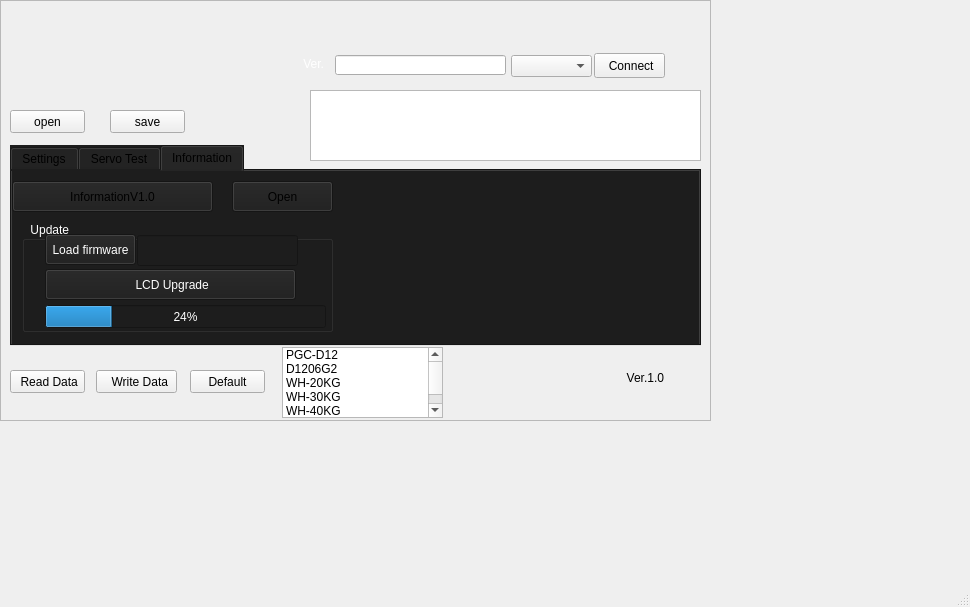
Qt form HDclientNew/mainwindow.ui (lisi099/ServoFixtureAll) before a commit.
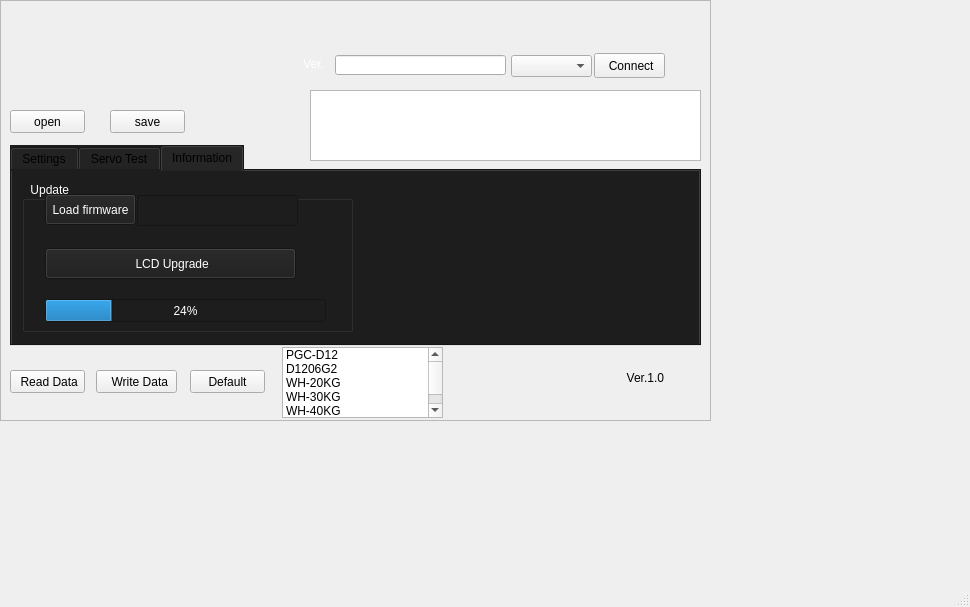
The same form after that commit. The open tabs and pages were chosen to show the change. Icons and pictures are not drawn. Custom widgets are drawn as their Qt base class.

The edit to the form file:
```diff
--- a/HDclientNew/mainwindow.ui
+++ b/HDclientNew/mainwindow.ui
@@ -1046,39 +1046,13 @@
      <attribute name="title">
       <string>Information</string>
      </attribute>
-     <widget class="QPushButton" name="pushButton_i1">
-      <property name="geometry">
-       <rect>
-        <x>0</x>
-        <y>10</y>
-        <width>201</width>
-        <height>31</height>
-       </rect>
-      </property>
-      <property name="text">
-       <string>InformationV1.0</string>
-      </property>
-     </widget>
-     <widget class="QPushButton" name="pushButton_i2">
-      <property name="geometry">
-       <rect>
-        <x>220</x>
-        <y>10</y>
-        <width>101</width>
-        <height>31</height>
-       </rect>
-      </property>
-      <property name="text">
-       <string>Open</string>
-      </property>
-     </widget>
      <widget class="QGroupBox" name="groupBox">
       <property name="geometry">
        <rect>
         <x>10</x>
-        <y>50</y>
-        <width>311</width>
-        <height>111</height>
+        <y>10</y>
+        <width>331</width>
+        <height>151</height>
        </rect>
       </property>
       <property name="styleSheet">
@@ -1114,7 +1088,7 @@
        <property name="geometry">
         <rect>
          <x>23</x>
-         <y>48</y>
+         <y>67</y>
          <width>251</width>
          <height>31</height>
         </rect>
@@ -1127,7 +1101,7 @@
        <property name="geometry">
         <rect>
          <x>23</x>
-         <y>84</y>
+         <y>118</y>
          <width>281</width>
          <height>23</height>
         </rect>
```
Left out of the diff: 4 changed lines with no effect on the pictures.
